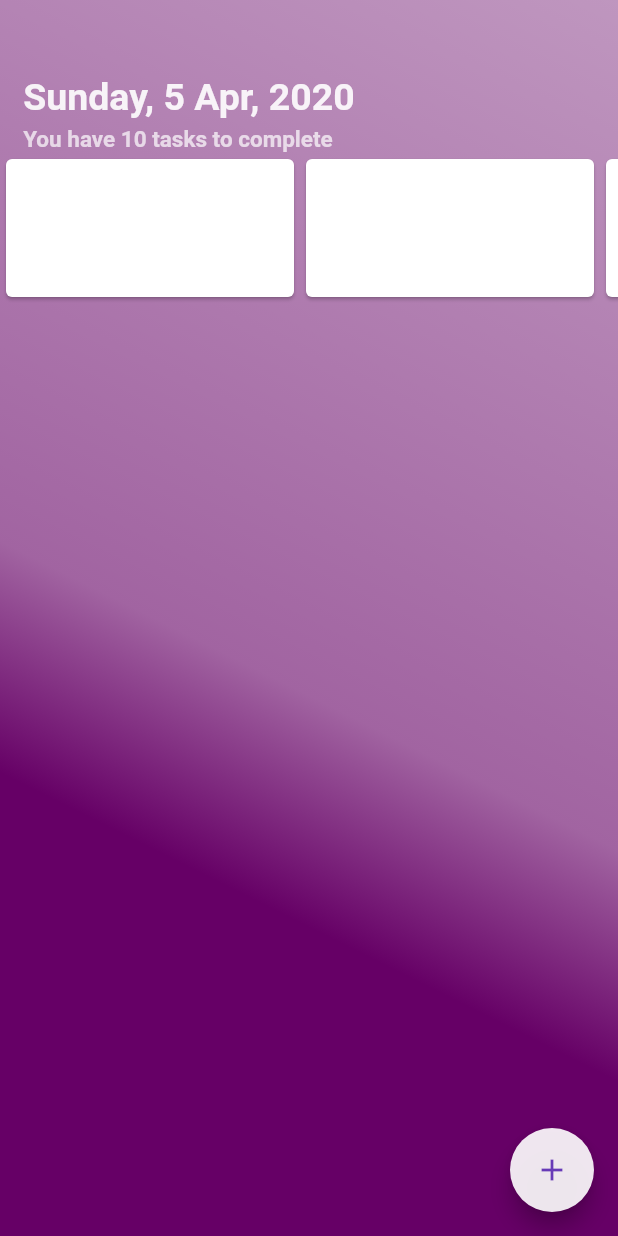
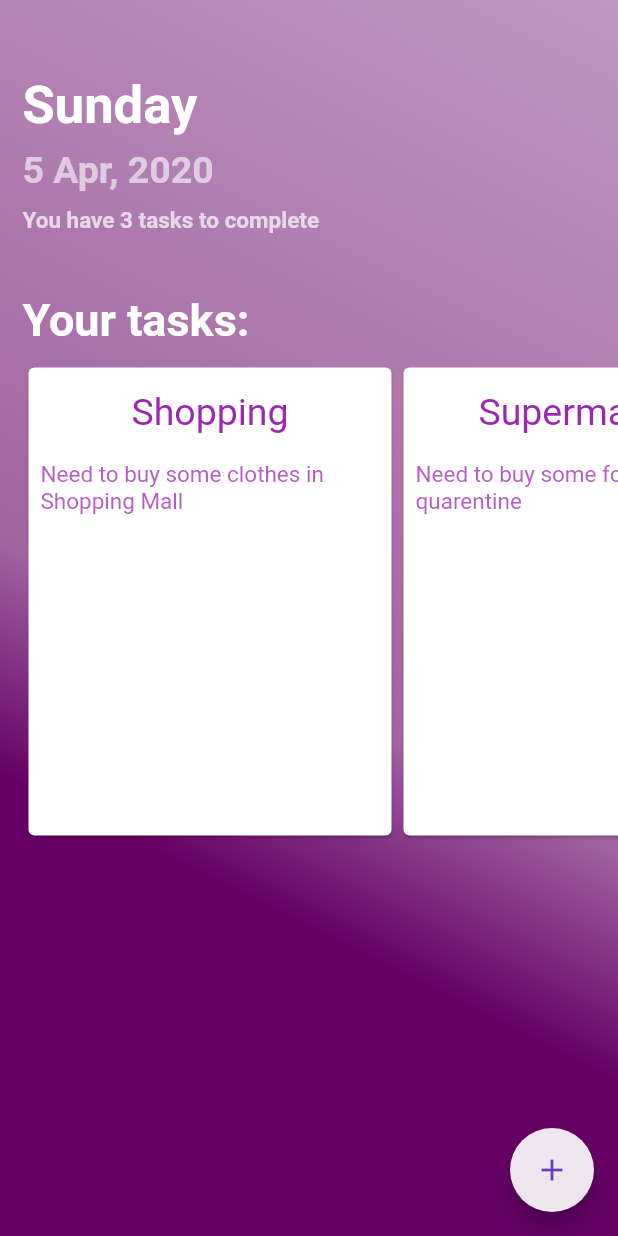
Before and after one commit to gabrielrmn/todolist, a Flutter app: the screen it shows after launch, on a phone screen of 412 x 824 dp. Run offline on Flutter 3.47's test engine with Material 2 defaults, Android fonts, the phone set to English and light mode, and no system bars; our stand-ins replace google_fonts.

Commit message:
Adding Cards

```diff
--- a/lib/pages/todolist.homepage.dart
+++ b/lib/pages/todolist.homepage.dart
@@ -1,6 +1,7 @@
 import 'package:flutter/material.dart';
 import 'package:google_fonts/google_fonts.dart';
 import 'package:intl/intl.dart';
+import 'package:todolist/structure/task.dart';
 
 class ToDoListHomePage extends StatefulWidget {
   @override
@@ -9,17 +10,18 @@ class ToDoListHomePage extends StatefulWidget {
 
 class _ToDoListHomePageState extends State<ToDoListHomePage> {
   var now = new DateTime.now();
-  List<String> tarefas = new List();
+  List<Task> tarefas = new List();
 
   //aqui estamos indicando o estado inicial de nosso widget
   @override
   void initState() {
     super.initState();
 
-    tarefas.add("adsaf");
-    tarefas.add("adafssaf");
-    tarefas.add("adsaasff");
-    tarefas.add("adasfsaf");
+    tarefas.add(new Task(
+        "Shopping", "Need to buy some clothes in Shopping Mall", false));
+    tarefas.add(
+        new Task("Supermarket", "Need to buy some food for quarentine", false));
+    tarefas.add(new Task("Gym", "Need to cancel my gym pass", false));
   }
 
   @override
@@ -47,26 +49,40 @@ class _ToDoListHomePageState extends State<ToDoListHomePage> {
         child: Column(
           children: <Widget>[
             Padding(
-              padding: EdgeInsets.only(top: 50, right: 160),
+              padding: EdgeInsets.only(top: 50, left: 15),
               child: Column(
                 crossAxisAlignment: CrossAxisAlignment.start,
                 children: <Widget>[
                   Text(
-                    DateFormat('EEEE, d MMM, yyyy').format(now),
+                    DateFormat('EEEE').format(now),
                     style: GoogleFonts.roboto(
-                      fontSize: 25,
+                      fontSize: 35,
                       fontWeight: FontWeight.bold,
                       textStyle: TextStyle(
-                        color: Colors.white.withOpacity(0.9),
+                        color: Colors.white,
                       ),
                     ),
                     textAlign: TextAlign.left,
                   ),
                   SizedBox(
-                    height: 5,
+                    height: 8,
                   ),
                   Text(
-                    "You have 10 tasks to complete",
+                    DateFormat('d MMM, yyyy').format(now),
+                    style: GoogleFonts.roboto(
+                      fontSize: 25,
+                      fontWeight: FontWeight.bold,
+                      textStyle: TextStyle(
+                        color: Colors.white.withOpacity(0.6),
+                      ),
+                    ),
+                    textAlign: TextAlign.left,
+                  ),
+                  SizedBox(
+                    height: 10,
+                  ),
+                  Text(
+                    "You have ${tarefas.length} tasks to complete",
                     style: GoogleFonts.roboto(
                       fontSize: 15,
                       fontWeight: FontWeight.bold,
@@ -76,12 +92,25 @@ class _ToDoListHomePageState extends State<ToDoListHomePage> {
                     ),
                     textAlign: TextAlign.left,
                   ),
-                ],
+                  SizedBox(
+                    height: 40,
+                  ),
+                  Text(
+                    "Your tasks:",
+                    style: GoogleFonts.roboto(
+                      fontSize: 30,
+                      fontWeight: FontWeight.bold,
+                      textStyle: TextStyle(
+                        color: Colors.white,
                       ),
                     ),
+                    textAlign: TextAlign.left,
+                  ),
+                  SizedBox(
+                    height: 10,
+                  ),
                   Container(
-              padding: EdgeInsets.only(),
-              height: 100,
+                    height: 320,
                     width: 500,
                     child: ListView.builder(
                       scrollDirection: Axis.horizontal,
@@ -89,6 +118,9 @@ class _ToDoListHomePageState extends State<ToDoListHomePage> {
                       itemBuilder: (context, index) {
                         return _cardTarefa(context, index);
                       },
+                    ),
+                  ),
+                ],
               ),
             ),
           ],
@@ -104,13 +136,45 @@ class _ToDoListHomePageState extends State<ToDoListHomePage> {
 
   Widget _cardTarefa(BuildContext context, int index) {
     return Container(
-      width: 200,
+      width: 250,
       decoration: BoxDecoration(
         borderRadius: BorderRadius.circular(20),
       ),
       child: Card(
         child: Wrap(
-          children: <Widget>[],
+          children: <Widget>[
+            Column(
+              children: <Widget>[
+                Padding(
+                  padding: EdgeInsets.only(top: 15.0, left: 0.0),
+                  child: Text(
+                    tarefas[index].name,
+                    style: GoogleFonts.roboto(
+                      fontSize: 25,
+                      textStyle: TextStyle(
+                        color: Colors.purple,
+                      ),
+                    ),
+                  ),
+                ),
+                SizedBox(
+                  height: 10,
+                ),
+                Padding(
+                  padding: EdgeInsets.only(top: 8.0, left: 8.0),
+                  child: Text(
+                    tarefas[index].description,
+                    style: GoogleFonts.roboto(
+                      fontSize: 15,
+                      textStyle: TextStyle(
+                        color: Colors.purple.withOpacity(0.75),
+                      ),
+                    ),
+                  ),
+                ),
+              ],
+            ),
+          ],
         ),
       ),
     );
--- /dev/null
+++ b/lib/structure/task.dart
@@ -0,0 +1,7 @@
+class Task {
+  String name;
+  String description;
+  bool completed;
+
+  Task(this.name, this.description, this.completed);
+}
```
Also changed, not shown: 6 other files. Lines whose indentation alone changed are shown as unchanged.
